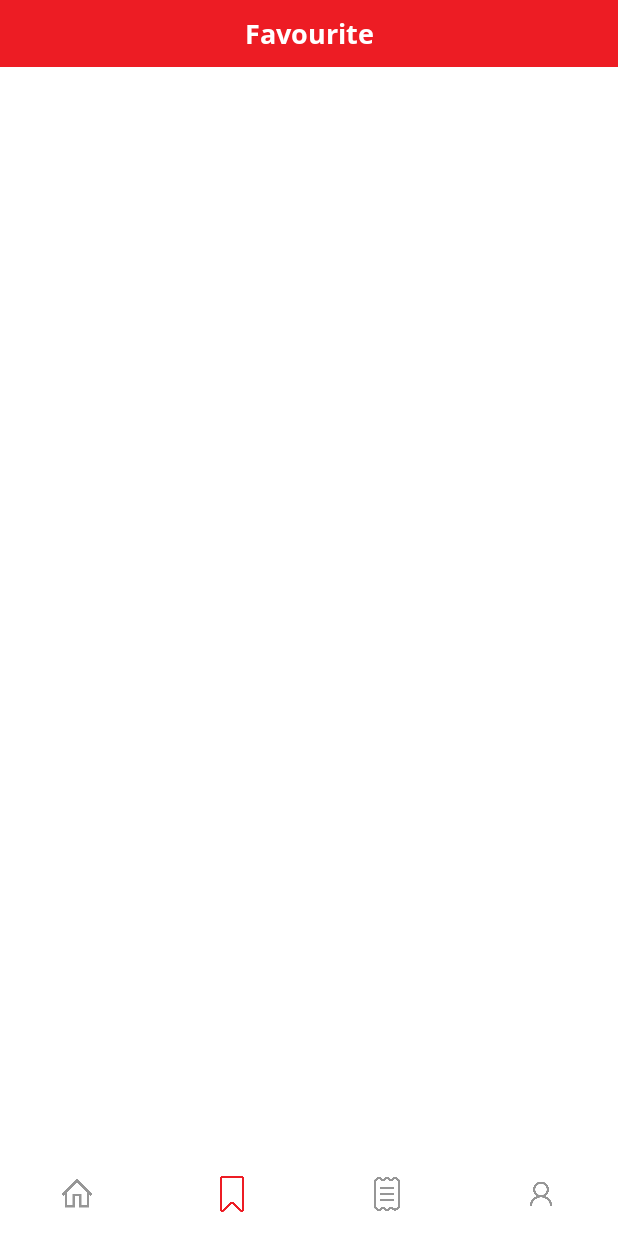
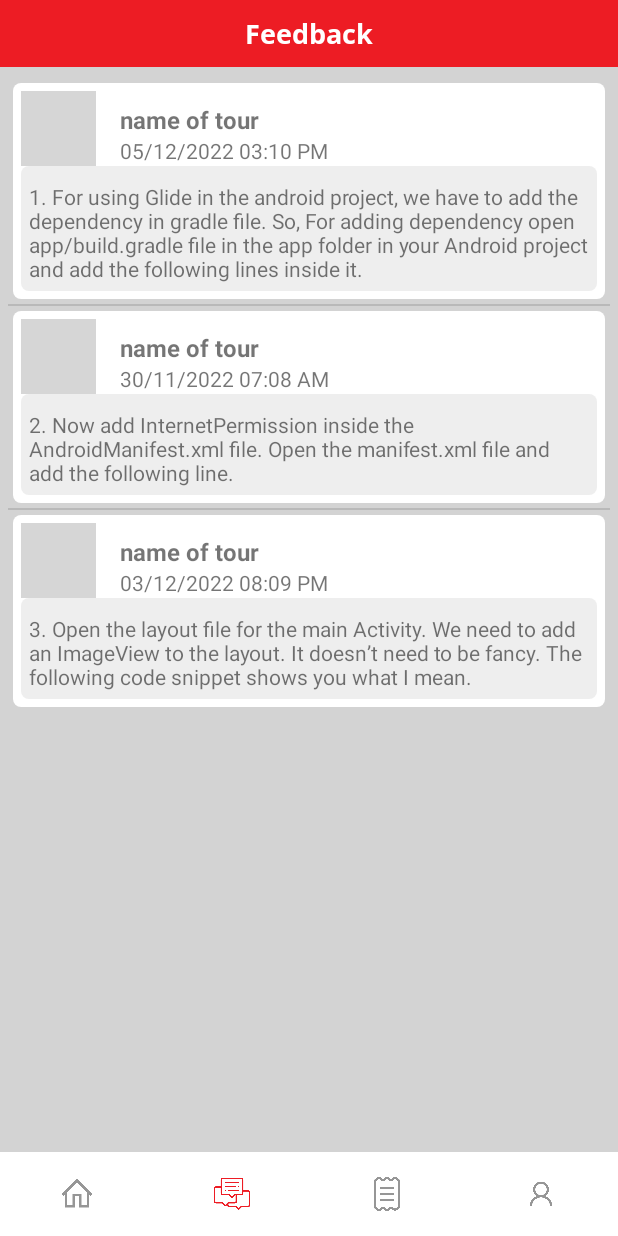
Before and after one commit to trungkientk2202/TourAndroid, an Android app: the HomeFragment screen opened directly, with no data from a screen before it, item 2 of the bottom bar chosen, on a phone screen of 412 x 824 dp. Run offline under Robolectric (Android 15) with nearby library versions, the phone set to English and light mode, and no system bars; our stand-ins replace Volley; network calls fail; pictures from the network do not load; grey boxes are pictures that could not be loaded.

Commit message:
feedback screen - 20221205

```diff
--- a/app/build.gradle
+++ b/app/build.gradle
@@ -37,4 +37,6 @@ dependencies {
     androidTestImplementation 'androidx.test.ext:junit:1.1.4'
     androidTestImplementation 'androidx.test.espresso:espresso-core:3.5.0'
     implementation 'com.android.volley:volley:1.2.1'
+    implementation 'com.github.bumptech.glide:glide:4.11.0'
+    annotationProcessor 'com.github.bumptech.glide:compiler:4.11.0'
 }
--- a/app/src/main/java/com/da/tourandroid/adapter/AllTourAdapter.java
+++ b/app/src/main/java/com/da/tourandroid/adapter/AllTourAdapter.java
@@ -2,7 +2,6 @@ package com.da.tourandroid.adapter;
 
 import android.annotation.SuppressLint;
 import android.content.Context;
-import android.net.Uri;
 import android.view.LayoutInflater;
 import android.view.View;
 import android.view.ViewGroup;
@@ -12,6 +11,7 @@ import android.widget.TextView;
 import androidx.annotation.NonNull;
 import androidx.recyclerview.widget.RecyclerView;
 
+import com.bumptech.glide.Glide;
 import com.da.tourandroid.R;
 import com.da.tourandroid.model.Tour;
 
@@ -43,9 +43,10 @@ public class AllTourAdapter extends RecyclerView.Adapter<AllTourAdapter.TourView
         holder.tourDiemDi.setText(tourList.get(position).getDiemDi());
         holder.tourRating.setText(String.format("%s", Math.round((Math.random() + 4) * 10) / 10));
         holder.tourType.setText(tourList.get(position).getLoaiTour().getTenLoaiTour());
-        holder.tourPrice.setText(String.format("%s", tourList.get(position).getGia())+"đ");
-        holder.tourImage.setImageURI(Uri.parse("./drawable/popular1.png"));
-        // Glide.with(context).load(foodList.get(position).getImageUrl()).into(holder.foodImage);
+        holder.tourPrice.setText(String.format("%s", tourList.get(position).getGia()) + "đ");
+        Glide.with(context)
+                .load("https://res.cloudinary.com/dtsahwrtk/image/upload/v1635424284/samples/landscapes/nature-mountains.jpg")
+                .into(holder.tourImage);
 
         holder.itemView.setOnClickListener(new View.OnClickListener() {
             @Override
--- /dev/null
+++ b/app/src/main/java/com/da/tourandroid/adapter/FeedbackAdapter.java
@@ -0,0 +1,80 @@
+package com.da.tourandroid.adapter;
+
+import android.content.Context;
+import android.view.LayoutInflater;
+import android.view.View;
+import android.view.ViewGroup;
+import android.widget.BaseAdapter;
+import android.widget.ImageView;
+import android.widget.TextView;
+
+import com.bumptech.glide.Glide;
+import com.da.tourandroid.R;
+import com.da.tourandroid.model.PhanHoi;
+
+import java.util.ArrayList;
+
+public class FeedbackAdapter extends BaseAdapter {
+    private Context context;
+    private int layout;
+    private ArrayList<PhanHoi> feedbackList;
+
+    public FeedbackAdapter(Context context, int layout, ArrayList<PhanHoi> feedbackList) {
+        this.context = context;
+        this.layout = layout;
+        this.feedbackList = feedbackList;
+    }
+
+    @Override
+    public int getCount() {
+        return feedbackList.size();
+    }
+
+    @Override
+    public Object getItem(int position) {
+        return null;
+    }
+
+    @Override
+    public long getItemId(int position) {
+        return 0;
+    }
+
+    private static class ViewHolder {
+        ImageView imageView;
+        TextView textViewName, textViewDate, textViewDesc;
+    }
+
+    @Override
+    public View getView(int position, View convertView, ViewGroup parent) {
+        ViewHolder viewHolder;
+
+        if (convertView == null) {
+            viewHolder = new ViewHolder();
+            LayoutInflater inflater = (LayoutInflater) context.getSystemService(Context.LAYOUT_INFLATER_SERVICE);
+            convertView = inflater.inflate(layout, null);
+
+            viewHolder.imageView = convertView.findViewById(R.id.tour_image);
+            viewHolder.textViewName = convertView.findViewById(R.id.textView_name);
+            viewHolder.textViewDate = convertView.findViewById(R.id.textView_date);
+            viewHolder.textViewDesc = convertView.findViewById(R.id.textView_desc);
+
+            convertView.setTag(viewHolder);
+        } else
+            viewHolder = (ViewHolder) convertView.getTag();
+
+        PhanHoi feedback = feedbackList.get(position);
+        if (feedback != null) {
+            viewHolder.textViewName.setText("name of tour");
+            viewHolder.textViewDate.setText(feedback.getThoiGian());
+            viewHolder.textViewDesc.setText(feedback.getNoiDung());
+
+//            viewHolder.imageView.setImageResource(feedback.getFood().getImage());
+        Glide.with(context)
+                .load("https://res.cloudinary.com/dtsahwrtk/image/upload/v1635424275/samples/people/smiling-man.jpg")
+                .into(viewHolder.imageView);
+        }
+
+        return convertView;
+    }
+}
--- a/app/src/main/java/com/da/tourandroid/fragment/FavouriteFragment.java
+++ b/app/src/main/java/com/da/tourandroid/fragment/FavouriteFragment.java
@@ -4,10 +4,16 @@ import android.os.Bundle;
 import android.view.LayoutInflater;
 import android.view.View;
 import android.view.ViewGroup;
+import android.widget.ListView;
 
 import androidx.fragment.app.Fragment;
 
 import com.da.tourandroid.R;
+import com.da.tourandroid.adapter.FeedbackAdapter;
+import com.da.tourandroid.model.PhanHoi;
+import com.da.tourandroid.model.PhanHoiID;
+
+import java.util.ArrayList;
 
 
 /**
@@ -16,6 +22,14 @@ import com.da.tourandroid.R;
  * create an instance of this fragment.
  */
 public class FavouriteFragment extends Fragment {
+
+    private ListView listViewFeedback;
+
+    private FeedbackAdapter feedbackAdapter;
+    private ArrayList<PhanHoi> feedbacks;
+
+    private View view;
+
 
     // TODO: Rename parameter arguments, choose names that match
     // the fragment initialization parameters, e.g. ARG_ITEM_NUMBER
@@ -61,6 +75,23 @@ public class FavouriteFragment extends Fragment {
     public View onCreateView(LayoutInflater inflater, ViewGroup container,
                              Bundle savedInstanceState) {
         // Inflate the layout for this fragment
-        return inflater.inflate(R.layout.fragment_favourite, container, false);
+        view = inflater.inflate(R.layout.fragment_favourite, container, false);
+
+        listViewFeedback = view.findViewById(R.id.listView_feedback);
+        feedbacks = new ArrayList<>();
+
+        feedbackAdapter = new FeedbackAdapter(view.getContext(), R.layout.items_feedback, feedbacks);
+        getFeedbacks();
+        listViewFeedback.setAdapter(feedbackAdapter);
+
+        return view;
+    }
+
+    private void getFeedbacks() {
+        feedbacks.clear();
+        feedbacks.add(new PhanHoi(new PhanHoiID(1, "0357499653"), "1. For using Glide in the android project, we have to add the dependency in gradle file. So, For adding dependency open app/build.gradle file in the app folder in your Android project and add the following lines inside it. ", "05/12/2022 03:10 PM"));
+        feedbacks.add(new PhanHoi(new PhanHoiID(1, "0357499653"), "2. Now add InternetPermission inside the AndroidManifest.xml file. Open the manifest.xml file and add the following line. ", "30/11/2022 07:08 AM"));
+        feedbacks.add(new PhanHoi(new PhanHoiID(1, "0357499653"), "3. Open the layout file for the main Activity. We need to add an ImageView to the layout. It doesn’t need to be fancy. The following code snippet shows you what I mean.", "03/12/2022 08:09 PM"));
+        feedbackAdapter.notifyDataSetChanged();
     }
 }
--- a/app/src/main/java/com/da/tourandroid/utils/Common.java
+++ b/app/src/main/java/com/da/tourandroid/utils/Common.java
@@ -6,7 +6,7 @@ public class Common {
 
     public static String token;
     public static TaiKhoan taiKhoan;
-    public static final String host="http://192.168.1.106:8080/";
+    public static final String host="https://6d06-115-79-44-8.ap.ngrok.io/";
 
     public Common() {
     }
--- /dev/null
+++ b/app/src/main/res/drawable-v24/border_radius_grey.xml
@@ -0,0 +1,11 @@
+<?xml version="1.0" encoding="utf-8"?>
+<shape xmlns:android="http://schemas.android.com/apk/res/android">
+
+    <corners android:topLeftRadius="5dp"
+        android:topRightRadius="5dp"
+        android:bottomLeftRadius="5dp"
+        android:bottomRightRadius="5dp"/>
+
+    <gradient android:startColor="#EEE"
+        android:endColor="#EEE"/>
+</shape>
--- /dev/null
+++ b/app/src/main/res/drawable-v24/border_radius_white.xml
@@ -0,0 +1,11 @@
+<?xml version="1.0" encoding="utf-8"?>
+<shape xmlns:android="http://schemas.android.com/apk/res/android">
+
+    <corners android:topLeftRadius="5dp"
+        android:topRightRadius="5dp"
+        android:bottomLeftRadius="5dp"
+        android:bottomRightRadius="5dp"/>
+
+    <gradient android:startColor="#FFF"
+        android:endColor="#FFF"/>
+</shape>
--- a/app/src/main/res/layout/fragment_favourite.xml
+++ b/app/src/main/res/layout/fragment_favourite.xml
@@ -1,9 +1,11 @@
 <?xml version="1.0" encoding="utf-8"?>
-<LinearLayout xmlns:android="http://schemas.android.com/apk/res/android"
+<androidx.constraintlayout.widget.ConstraintLayout xmlns:android="http://schemas.android.com/apk/res/android"
     xmlns:tools="http://schemas.android.com/tools"
     android:layout_width="match_parent"
     android:layout_height="match_parent"
+    xmlns:app="http://schemas.android.com/apk/res-auto"
     android:orientation="vertical"
+    android:background="@color/greyLight"
     tools:context=".fragment.FavouriteFragment">
 
     <!-- TODO: Update blank fragment layout -->
@@ -15,8 +17,22 @@
         android:fontFamily="@font/open_sans_bold"
         android:gravity="center"
         android:paddingVertical="10dp"
-        android:text="@string/favourite"
+        android:text="@string/feedback"
         android:textColor="@color/white"
-        android:textSize="18sp" />
+        android:textSize="18sp"
+        app:layout_constraintLeft_toLeftOf="parent"
+        app:layout_constraintRight_toRightOf="parent"
+        app:layout_constraintTop_toTopOf="parent"/>
 
-</LinearLayout>
+    <ListView
+        android:id="@+id/listView_feedback"
+        android:layout_width="match_parent"
+        android:layout_height="wrap_content"
+        android:paddingHorizontal="5dp"
+        app:layout_constraintVertical_bias="0.025"
+        app:layout_constraintTop_toBottomOf="@id/textView_title"
+        app:layout_constraintLeft_toLeftOf="parent"
+        app:layout_constraintRight_toRightOf="parent"
+        app:layout_constraintBottom_toBottomOf="parent"/>
+
+</androidx.constraintlayout.widget.ConstraintLayout>
--- /dev/null
+++ b/app/src/main/res/layout/items_feedback.xml
@@ -0,0 +1,62 @@
+<?xml version="1.0" encoding="utf-8"?>
+<LinearLayout xmlns:android="http://schemas.android.com/apk/res/android"
+    xmlns:app="http://schemas.android.com/apk/res-auto"
+    android:layout_width="match_parent"
+    android:layout_height="wrap_content"
+    android:padding="3dp">
+
+    <androidx.constraintlayout.widget.ConstraintLayout
+        android:layout_width="match_parent"
+        android:layout_height="wrap_content"
+        android:padding="5dp"
+        android:background="@drawable/border_radius_white">
+
+        <com.google.android.material.imageview.ShapeableImageView
+            android:id="@+id/tour_image"
+            android:layout_width="50dp"
+            android:layout_height="50dp"
+            android:scaleType="centerCrop"
+            app:layout_constraintBottom_toTopOf="@id/text"
+            app:layout_constraintStart_toStartOf="parent"
+            app:layout_constraintTop_toTopOf="parent"
+            app:shapeAppearanceOverlay="@style/roundOutline"
+            app:srcCompat="@drawable/popular1" />
+
+        <TextView
+            android:id="@+id/textView_name"
+            android:layout_width="wrap_content"
+            android:layout_height="wrap_content"
+            android:layout_marginStart="16dp"
+            android:layout_marginTop="8dp"
+            android:text="TextView"
+            android:textSize="16sp"
+            android:textStyle="bold"
+            app:layout_constraintStart_toEndOf="@+id/tour_image"
+            app:layout_constraintTop_toTopOf="parent" />
+
+        <TextView
+            android:id="@+id/textView_date"
+            android:layout_width="wrap_content"
+            android:layout_height="wrap_content"
+            android:layout_marginTop="0dp"
+            android:text="TextView"
+            app:layout_constraintStart_toStartOf="@+id/textView_name"
+            app:layout_constraintTop_toBottomOf="@+id/textView_name" />
+
+        <LinearLayout
+            android:id="@+id/text"
+            android:layout_width="match_parent"
+            android:layout_height="wrap_content"
+            android:background="@drawable/border_radius_grey"
+            android:padding="5dp"
+            app:layout_constraintTop_toBottomOf="@id/tour_image">
+
+            <TextView
+                android:layout_marginTop="5dp"
+                android:id="@+id/textView_desc"
+                android:layout_width="match_parent"
+                android:layout_height="wrap_content"
+                android:text="For any real-time application, we must think of all possible cases. In the above code, we just store the image from the server link into the imageView.There are some more cases. " />
+        </LinearLayout>
+    </androidx.constraintlayout.widget.ConstraintLayout>
+</LinearLayout>
--- a/app/src/main/res/menu/menu_bottom_navigation.xml
+++ b/app/src/main/res/menu/menu_bottom_navigation.xml
@@ -5,8 +5,8 @@
      android:icon="@drawable/home"
      />
  <item android:id="@+id/menu_favourite"
-     android:title="@string/favourite"
-     android:icon="@drawable/favourite"
+     android:title="@string/feedback"
+     android:icon="@drawable/chat"
      />
  <item android:id="@+id/menu_invoice"
      android:title="@string/invoice"
--- a/app/src/main/res/values/strings.xml
+++ b/app/src/main/res/values/strings.xml
@@ -23,5 +23,6 @@
     <string name="invoice">Invoice</string>
     <string name="account">Account</string>
     <string name="favourite">Favourite</string>
+    <string name="feedback">Feedback</string>
     <string name="register_policy">By press <b>Register</b>, you agree to <a>Terms of Service</a> and <a>Private Policy</a> of <b>Us</b>.</string>
 </resources>
```
Also changed, not shown: app/src/main/res/drawable-v24/chat.png (added), app/src/main/res/drawable-v24/close.png (added), app/src/main/res/drawable-v24/delete.png (added).
